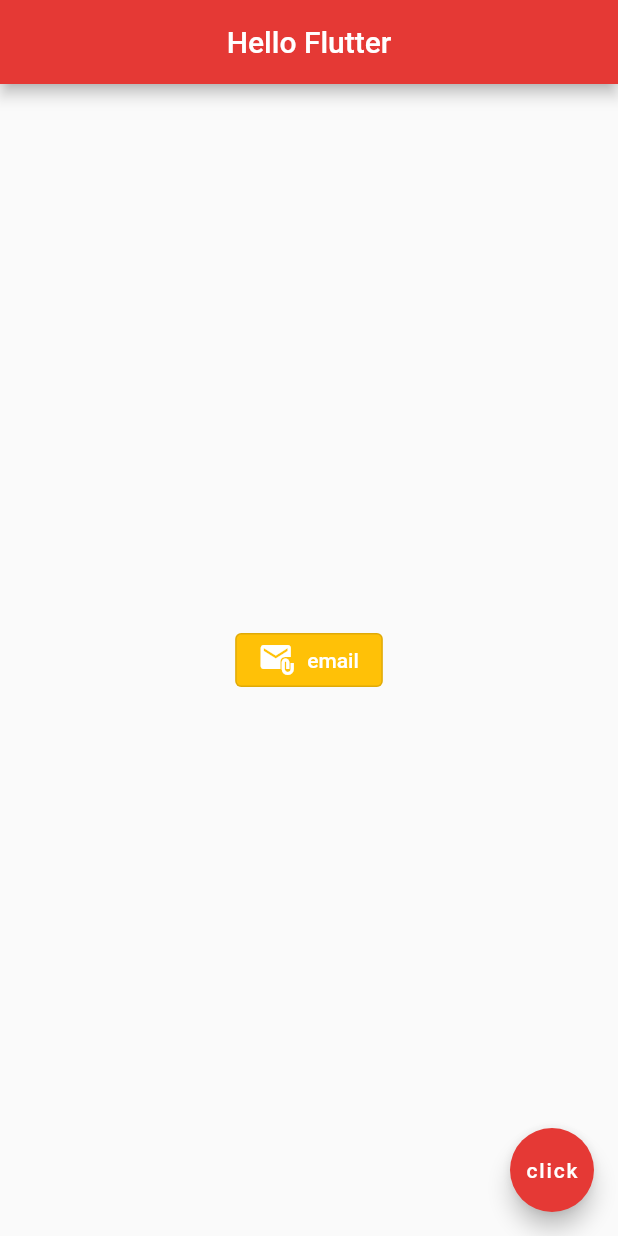
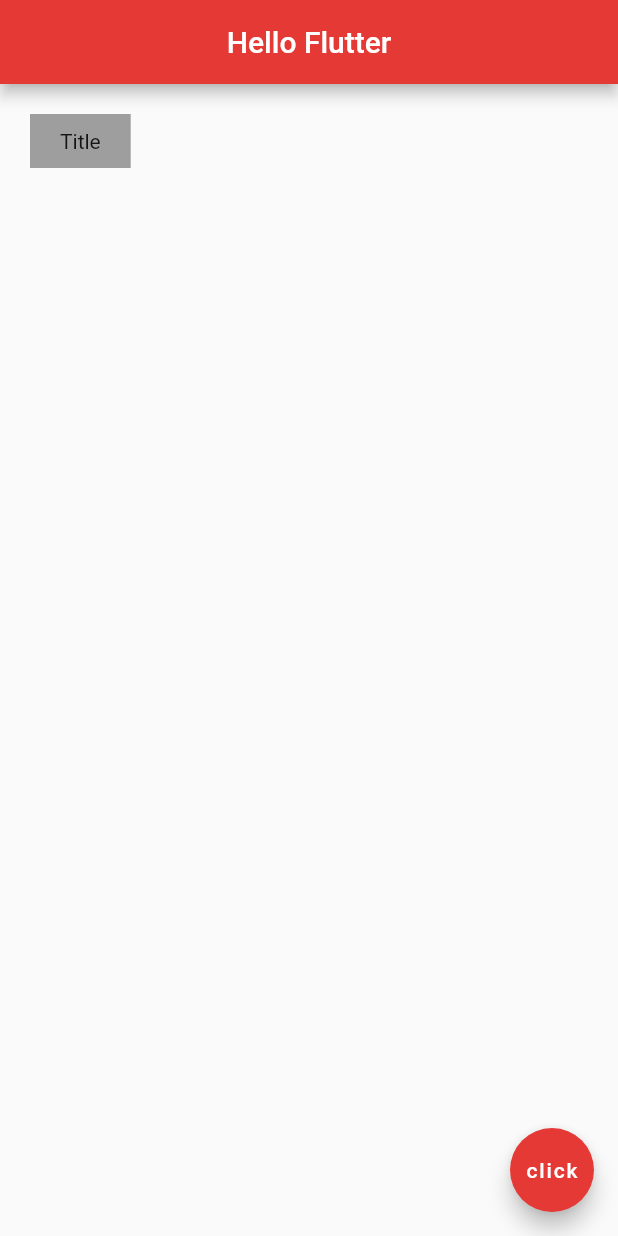
Before and after one commit to muzzammilshahid/HelloFlutter, a Flutter app: the screen it shows after launch, on a phone screen of 412 x 824 dp. Run offline on Flutter 3.47's test engine with Material 2 defaults, Android fonts, the phone set to English and light mode, and no system bars.

Commit message:
containers

```diff
--- a/lib/main.dart
+++ b/lib/main.dart
@@ -17,16 +17,11 @@ class Home extends StatelessWidget {
         centerTitle: true,
         backgroundColor: Colors.red[600],
       ),
-      body: Center(
-        child: OutlinedButton.icon(
-          style: ButtonStyle(
-            foregroundColor: MaterialStateProperty.all<Color>(Colors.white),
-            backgroundColor: MaterialStateProperty.all<Color>(Colors.amber),
-          ),
-          onPressed: () {},
-          icon: Icon(Icons.attach_email),
-          label: Text('email'),
-        ),
+      body: Container(
+        color: Colors.grey,
+        padding: EdgeInsets.symmetric(horizontal: 20.0, vertical: 10.0),
+        child: Text('Title'),
+        margin: EdgeInsets.all(20.0),
       ),
       floatingActionButton: FloatingActionButton(
         onPressed: () {},
```
